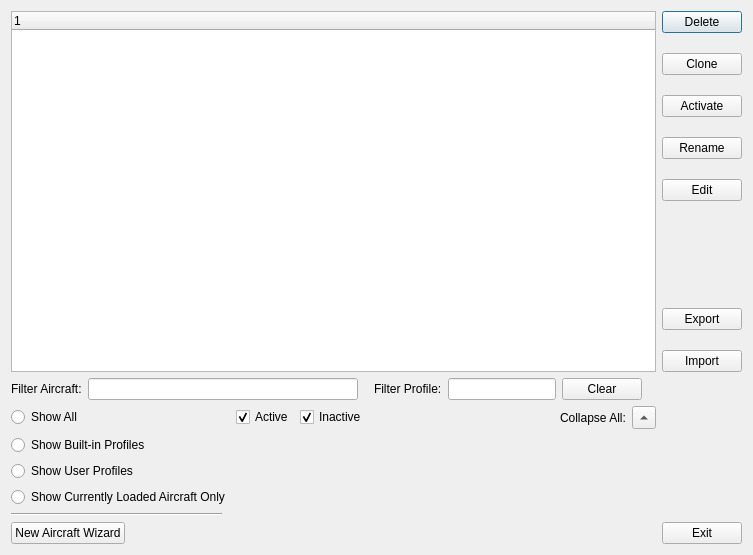
This is SM/profile_manager.ui in walmis/VPforce-TelemFFB as Qt 5 draws it before an edit. The edited form follows.
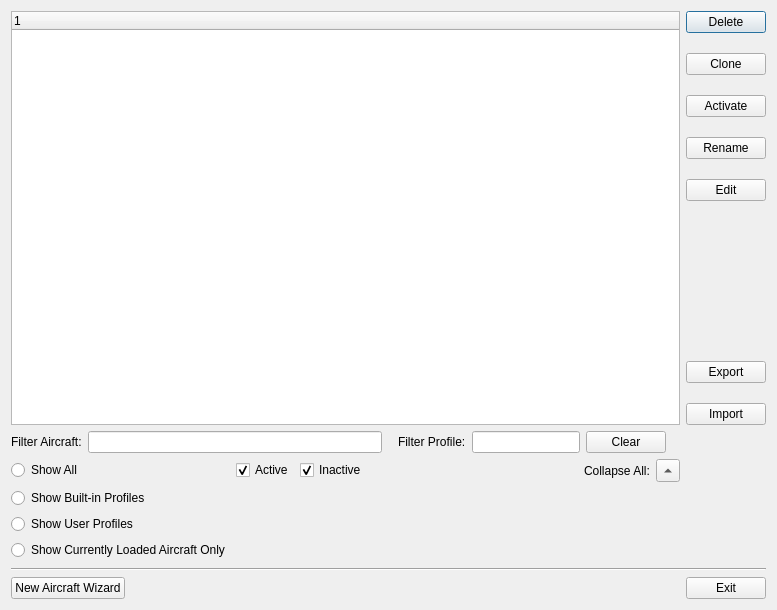
This is the edited form. Custom widgets are drawn as their Qt base class.

Diff of the .ui file:
```diff
--- a/SM/profile_manager.ui
+++ b/SM/profile_manager.ui
@@ -6,15 +6,15 @@
    <rect>
     <x>0</x>
     <y>0</y>
-    <width>753</width>
-    <height>555</height>
+    <width>777</width>
+    <height>610</height>
    </rect>
   </property>
   <property name="windowTitle">
    <string>TelemFFB Profile Manager</string>
   </property>
   <layout class="QGridLayout" name="gridLayout_2">
-   <item row="0" column="0" colspan="3">
+   <item row="0" column="0">
     <widget class="QTreeWidget" name="treeWidget">
      <property name="minimumSize">
       <size>
@@ -29,7 +29,7 @@
      </column>
     </widget>
    </item>
-   <item row="0" column="3">
+   <item row="0" column="1">
     <layout class="QVBoxLayout" name="verticalLayout">
      <property name="spacing">
       <number>20</number>
@@ -161,7 +161,7 @@
      </item>
     </layout>
    </item>
-   <item row="1" column="0" colspan="3">
+   <item row="1" column="0">
     <layout class="QHBoxLayout" name="horizontalLayout">
      <property name="rightMargin">
       <number>14</number>
@@ -225,7 +225,7 @@
      </item>
     </layout>
    </item>
-   <item row="2" column="0" colspan="3">
+   <item row="2" column="0">
     <layout class="QGridLayout" name="gridLayout">
      <item row="0" column="0">
       <widget class="QRadioButton" name="rb_showAll">
@@ -369,13 +369,6 @@
     </layout>
    </item>
    <item row="3" column="0">
-    <widget class="Line" name="line">
-     <property name="orientation">
-      <enum>Qt::Horizontal</enum>
-     </property>
-    </widget>
-   </item>
-   <item row="3" column="1">
     <spacer name="verticalSpacer">
      <property name="orientation">
       <enum>Qt::Vertical</enum>
@@ -391,7 +384,14 @@
      </property>
     </spacer>
    </item>
-   <item row="4" column="0" colspan="4">
+   <item row="4" column="0" colspan="2">
+    <widget class="Line" name="line">
+     <property name="orientation">
+      <enum>Qt::Horizontal</enum>
+     </property>
+    </widget>
+   </item>
+   <item row="5" column="0" colspan="2">
     <layout class="QHBoxLayout" name="horizontalLayout_2">
      <item>
       <widget class="QPushButton" name="pb_newAircraft">
```
